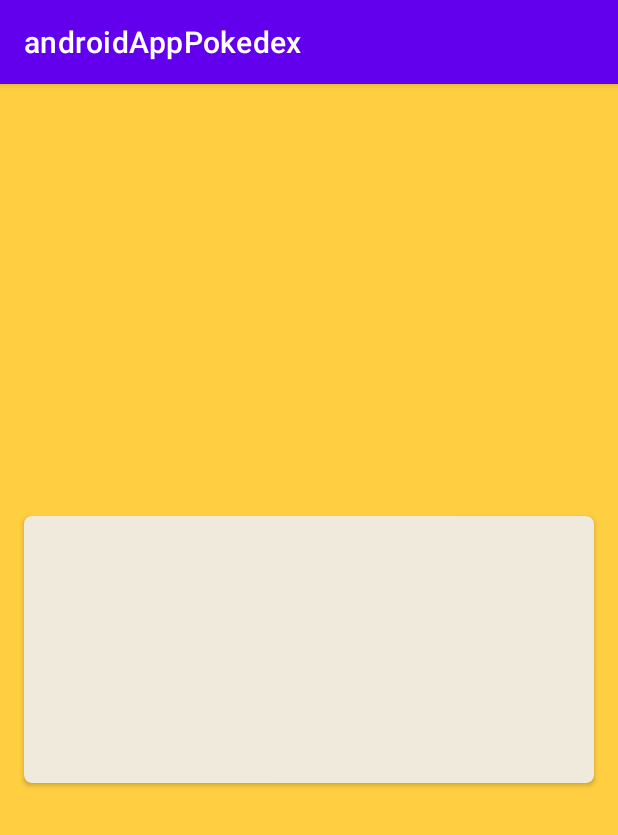
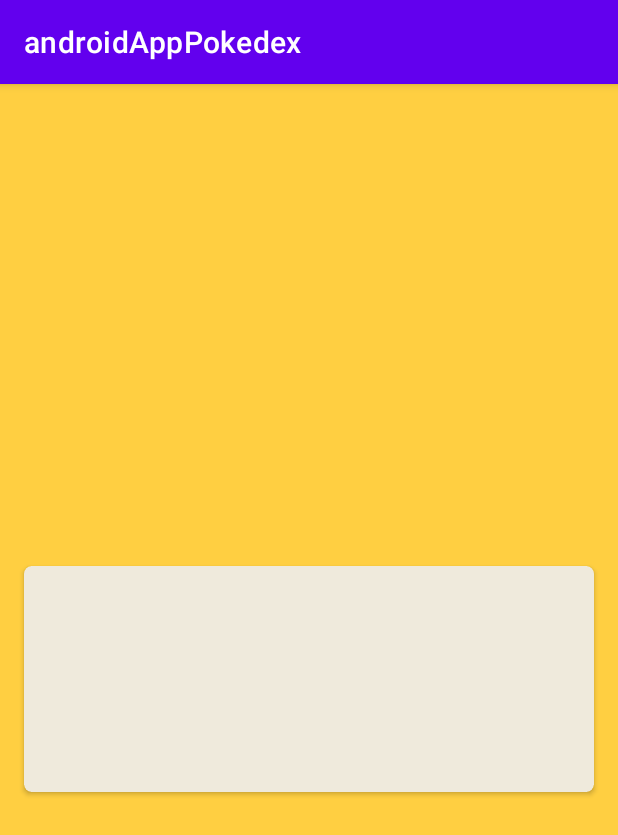
Before and after one commit to spiedra/androidAppPokedex, an Android app: the PokeInfoActivity screen opened directly, with no data from a screen before it, on a phone screen of 412 x 824 dp. Shown: the top 835 px of the screen. Run offline under Robolectric (Android 15) with nearby library versions, the phone set to English and light mode, and no system bars; pictures from the network do not load; 1 statement that could not run was skipped.

Commit message:
pokeInfoActivity completed

```diff
--- a/app/src/main/java/spiedra/jc/androidapppokedex/adapters/RetrofitAdapter.java
+++ b/app/src/main/java/spiedra/jc/androidapppokedex/adapters/RetrofitAdapter.java
@@ -7,7 +7,7 @@ import retrofit2.converter.gson.GsonConverterFactory;
 
 public class RetrofitAdapter {
     private static RetrofitAdapter instance = null;
-    private Retrofit retrofit;
+    private final Retrofit retrofit;
     private static final String BASE_URL = "https://pokeapi.co/api/v2/";
 
     private RetrofitAdapter() {
--- a/app/src/main/res/layout/activity_poke_info.xml
+++ b/app/src/main/res/layout/activity_poke_info.xml
@@ -9,7 +9,7 @@
     <ImageView
         android:id="@+id/pokeImageInfo"
         android:layout_width="match_parent"
-        android:layout_height="200dp"
+        android:layout_height="225dp"
         android:layout_marginStart="8dp"
         android:layout_marginTop="23dp"
         android:layout_marginEnd="8dp"
@@ -31,7 +31,7 @@
         android:layout_marginTop="16dp"
         android:layout_marginEnd="120dp"
         android:layout_marginBottom="23dp"
-        android:textSize="24sp"
+        android:textSize="30sp"
         android:textStyle="bold"
         app:layout_constraintBottom_toTopOf="@+id/pokeImageInfo"
         app:layout_constraintEnd_toEndOf="parent"
@@ -61,7 +61,7 @@
                 android:layout_width="wrap_content"
                 android:layout_height="wrap_content"
                 android:layout_marginStart="24dp"
-                android:layout_marginTop="16dp"
+                android:layout_marginTop="32dp"
                 android:layout_marginEnd="305dp"
                 android:layout_marginBottom="16dp"
                 android:textSize="20sp"
@@ -80,32 +80,16 @@
                 android:layout_marginStart="24dp"
                 android:layout_marginTop="16dp"
                 android:layout_marginEnd="307dp"
-                android:layout_marginBottom="16dp"
+                android:layout_marginBottom="32dp"
                 android:textSize="20sp"
                 android:textStyle="bold"
-                app:layout_constraintBottom_toTopOf="@+id/tvCategory"
+                app:layout_constraintBottom_toBottomOf="parent"
                 app:layout_constraintEnd_toEndOf="parent"
                 app:layout_constraintHorizontal_bias="0.0"
                 app:layout_constraintStart_toStartOf="parent"
                 app:layout_constraintTop_toBottomOf="@+id/tvWeight"
                 tools:text="@string/pokemon_height" />
 
-            <TextView
-                android:id="@+id/tvCategory"
-                android:layout_width="wrap_content"
-                android:layout_height="wrap_content"
-                android:layout_marginStart="24dp"
-                android:layout_marginTop="16dp"
-                android:layout_marginEnd="307dp"
-                android:layout_marginBottom="16dp"
-                android:textSize="20sp"
-                android:textStyle="bold"
-                app:layout_constraintBottom_toBottomOf="parent"
-                app:layout_constraintEnd_toEndOf="parent"
-                app:layout_constraintHorizontal_bias="0.0"
-                app:layout_constraintStart_toStartOf="parent"
-                app:layout_constraintTop_toBottomOf="@+id/tvHeight"
-                tools:text="@string/pokemon_category" />
         </androidx.constraintlayout.widget.ConstraintLayout>
     </androidx.cardview.widget.CardView>
 
```
Also changed, not shown: app/src/main/java/spiedra/jc/androidapppokedex/MainActivity.java (+4 -3 lines), app/src/main/java/spiedra/jc/androidapppokedex/PokeInfoActivity.java (+7 -6 lines), app/src/main/java/spiedra/jc/androidapppokedex/adapters/PokeListAdapter.java (+7 -15 lines), app/src/main/java/spiedra/jc/androidapppokedex/adapters/PokeListViewHolder.java (+2 -15 lines), app/src/main/java/spiedra/jc/androidapppokedex/models/PokeApiResponse.java (+5 -8 lines), app/src/main/java/spiedra/jc/androidapppokedex/models/Pokemon.java (+11 -30 lines).
